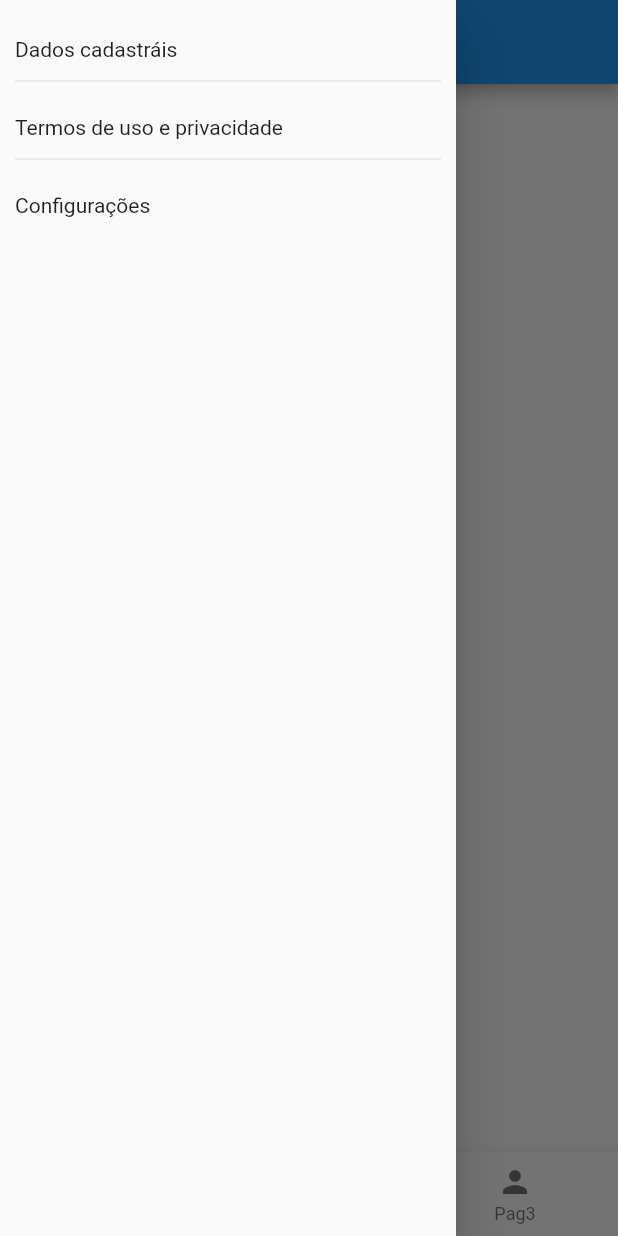
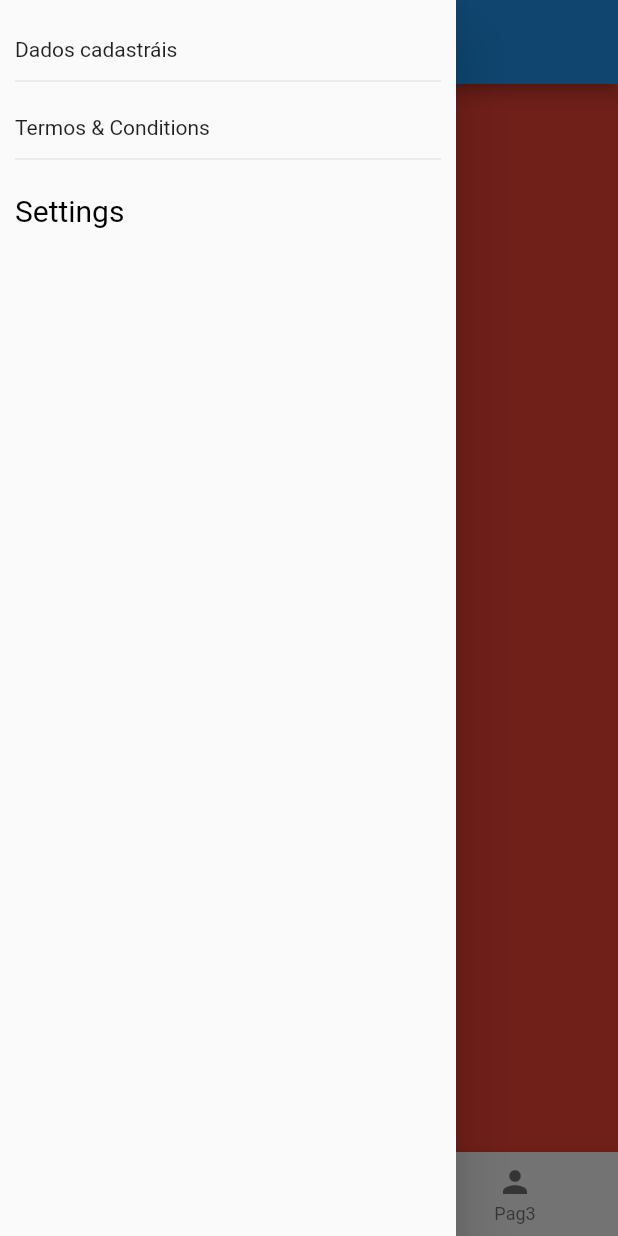
Before and after one commit to Stobertonf/login_dio, a Flutter app: the MainPage screen opened directly, with the side drawer open, on a phone screen of 412 x 824 dp. Run offline on Flutter 3.47's test engine with Material 2 defaults, Android fonts, the phone set to English and light mode, and no system bars; our stand-ins replace google_fonts; network calls fail.

Commit message:
feat(Cards): Changing language of texts.

```diff
--- a/lib/pages/main/main_page.dart
+++ b/lib/pages/main/main_page.dart
@@ -48,7 +48,7 @@ class _MainPageState extends State<MainPage> {
                   child: Container(
                       padding: const EdgeInsets.symmetric(vertical: 5),
                       width: double.infinity,
-                      child:const Text("Termos de uso e privacidade",),),
+                      child:const Text("Termos & Conditions",),),
                   onTap: () {},
                 ),
                 const Divider(),
@@ -59,7 +59,13 @@ class _MainPageState extends State<MainPage> {
                   child: Container(
                       padding: const EdgeInsets.symmetric(vertical: 5),
                       width: double.infinity,
-                      child: const Text("Configurações"),),
+                      child: const Text(
+                        "Settings",
+                          style: TextStyle(
+                             fontSize: 20,
+                            color: Colors.black,
+                        ),
+                      ),),
                   onTap: () {},
                 ),
               ],
@@ -77,9 +83,20 @@ class _MainPageState extends State<MainPage> {
                   });
                 },
                 children:  [
-                  Container(),
-                  Container(),
-                  Container(),
+                  Container(
+                    width: 100,
+                    height: 100,
+                    color: Colors. red
+                  ),
+                  Container(
+                     width: 100,
+                    height: 100,
+                    color: Colors. black
+                  ),
+                  Container(
+                    width: 100,
+                    height: 100,
+                    color: Colors. blue),
                 ],
               ),
             ),
--- a/lib/pages/registration/card_page.dart
+++ b/lib/pages/registration/card_page.dart
@@ -34,7 +34,7 @@ class _CardPageState extends State<CardPage> {
           margin: const EdgeInsets.symmetric(horizontal: 16, vertical: 8),
           width: double.infinity,
           child: cardDetail == null
-              ? LinearProgressIndicator()
+              ? const LinearProgressIndicator()
               : InkWell(
                   onTap: () {
                     Navigator.push(
@@ -83,7 +83,7 @@ class _CardPageState extends State<CardPage> {
                                 child: TextButton(
                                     onPressed: () {},
                                     child: const Text(
-                                      "Ler Mais",
+                                      "More Info",
                                       style: TextStyle(
                                           decoration: TextDecoration.underline),
                                     )))
```
Also changed, not shown: lib/pages/login/login_page.dart (+13 -10 lines).
